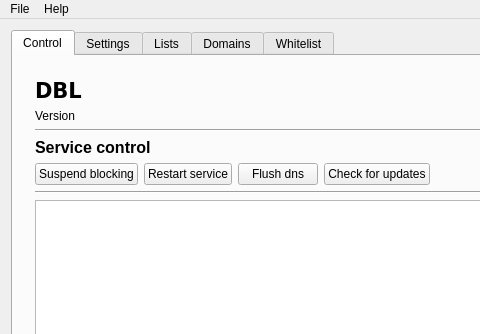
Qt form src/ui/mainwindow.ui (mcptr/dbl-ui-qt) before a commit; both pictures show x 0 to 480 and y 0 to 334 of the 600 by 500 pixel window.
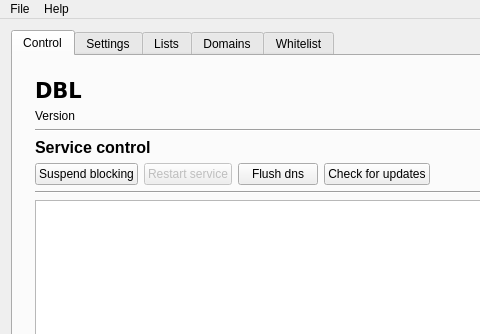
The same form after that commit. The open tabs and pages were chosen to show the change.

Patch:
```diff
--- a/src/ui/mainwindow.ui
+++ b/src/ui/mainwindow.ui
@@ -189,6 +189,9 @@
                    </item>
                    <item>
                     <widget class="QPushButton" name="controlRestartButton">
+                     <property name="enabled">
+                      <bool>false</bool>
+                     </property>
                      <property name="text">
                       <string>Restart service</string>
                      </property>
```
Left out of the diff: 12 changed lines with no effect on the pictures.
